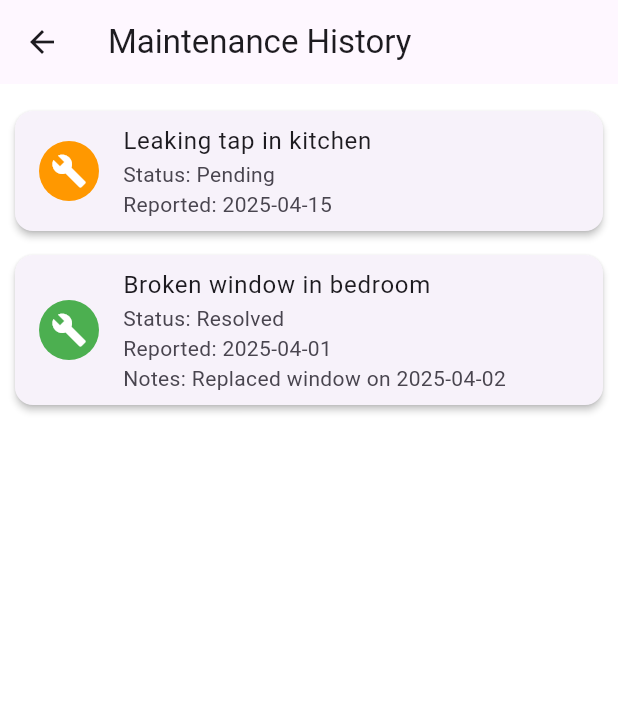
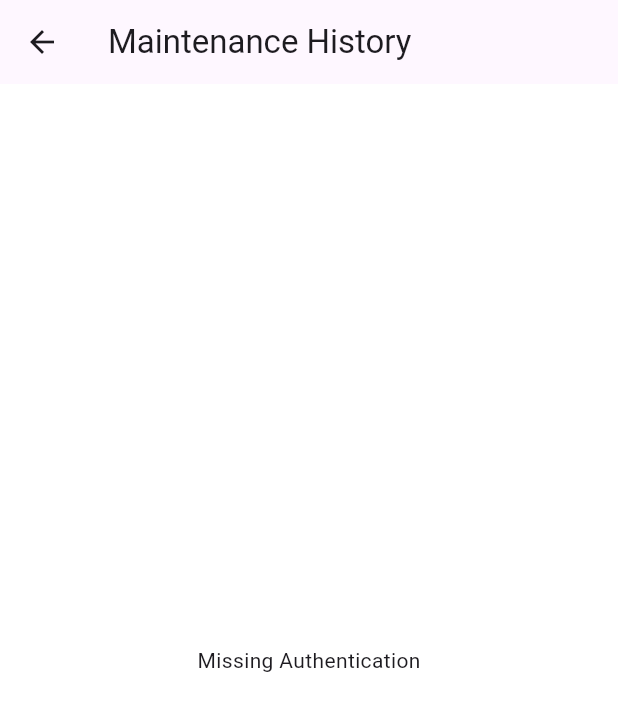
Before and after one commit to carlkiptoo/TenantApp, a Flutter app: the MaintenanceHistoryScreen screen opened directly, on a phone screen of 412 x 824 dp. Shown: the top 711 px of the screen. Run offline on Flutter 3.47's test engine with Material 3 defaults, Android fonts, the phone set to English and light mode, and no system bars; our stand-ins replace image_picker, shared_preferences; accounts and stored records are empty.

Commit message:
Intgrated maintenance request endpoint

```diff
--- a/lib/screens/maintenance_history_screen.dart
+++ b/lib/screens/maintenance_history_screen.dart
@@ -1,4 +1,9 @@
+import 'dart:convert';
+
 import 'package:flutter/material.dart';
+import 'package:http/http.dart' as http;
+import 'package:shared_preferences/shared_preferences.dart';
+import 'login_screen.dart';
 import 'request_detail_screen.dart';
 
 class MaintenanceHistoryScreen extends StatefulWidget {
@@ -10,25 +15,77 @@ class MaintenanceHistoryScreen extends StatefulWidget {
 }
 
 class _MaintenanceHistoryScreenState extends State<MaintenanceHistoryScreen> {
-  //Dummy data
-  List<Map<String, dynamic>> requests = [
-    {
-      'issue': 'Leaking tap in kitchen',
-      'status': 'Pending',
-      'dateReported': '2025-04-15',
-      'adminNotes': '',
-      'imagePath': null,
-    },
-    {
-      'issue': 'Broken window in bedroom',
-      'status': 'Resolved',
-      'dateReported': '2025-04-01',
-      'adminNotes': 'Replaced window on 2025-04-02',
-      'imagePath': null,
-    },
-  ];
+  List<dynamic> _requests = [];
+  bool _isLoading = true;
+  String? _errorMessage;
 
-  Color getStatusColor(String status) {
+  @override
+  void initState() {
+    super.initState();
+    _fetchMaintenanceRequests();
+  }
+
+  Future<void> _fetchMaintenanceRequests() async {
+    try {
+      final prefs = await SharedPreferences.getInstance();
+      final token = prefs.getString('token');
+      debugPrint('Token: $token');
+      final tenantId = prefs.getString('tenantId');
+
+      if (token == null || tenantId == null) {
+        setState(() {
+          _errorMessage = 'Missing Authentication';
+          _isLoading = false;
+        });
+        return;
+      }
+
+      final uri = Uri.parse('http://192.168.100.6:5000/api/maintenance/maintenance-requests');
+
+      final response = await http.get(uri, headers: {
+        'Authorization': 'Bearer $token',
+        'Content-type': 'application/json',
+      });
+
+      if (response.statusCode == 200) {
+        debugPrint('Response body: ${response.body}');
+
+        final Map<String, dynamic> responseData = jsonDecode(response.body);
+
+        final List<dynamic> data = responseData['requests'] ?? [];
+        setState(() {
+          _requests = data;
+          _isLoading = false;
+
+        });
+      } else {
+        setState(() {
+          _errorMessage = 'Failed to fetch data ${response.statusCode}';
+          _isLoading = false;
+        });
+      }
+
+      if (response.statusCode == 401 && response.body.contains('jwt expired')) {
+        setState(() {
+          _errorMessage = 'Session expired. Please log in again';
+          _isLoading = false;
+        });
+        Navigator.pushReplacement(
+          context,
+          MaterialPageRoute(
+              builder: (_) => const LoginScreen()
+          ),
+        );
+      }
+    } catch (error) {
+      setState(() {
+        _errorMessage = 'An error has occurred $error';
+        _isLoading = false;
+      });
+    }
+  }
+
+  Color getStatusColor(String? status) {
     switch (status) {
       case 'Resolved':
         return Colors.green;
@@ -41,18 +98,34 @@ class _MaintenanceHistoryScreenState extends State<MaintenanceHistoryScreen> {
     }
   }
 
+  String _formatDate(String dateString) {
+    try {
+      final DateTime date = DateTime.parse(dateString);
+      return "${date.year}-${date.month.toString().padLeft(2, '0')}-${date.day.toString().padLeft(2, '0')}";
+
+    } catch (error) {
+      return "Invalid date";
+    }
+  }
+
+
   @override
   Widget build(BuildContext context) {
     return Scaffold(
       appBar: AppBar(title: const Text('Maintenance History')),
-      body:
-          requests.isEmpty
+      body: _isLoading
+              ? const Center(child: CircularProgressIndicator())
+              : _errorMessage != null
+                ? Center(child: Text(_errorMessage!))
+                : _requests.isEmpty
               ? const Center(child: Text('No maintenance history available'))
-              : ListView.builder(
-                itemCount: requests.length,
+                : RefreshIndicator(
+                onRefresh: _fetchMaintenanceRequests,
+              child: ListView.builder(
+                itemCount: _requests.length,
                 padding: const EdgeInsets.all(10),
                 itemBuilder: (context, index) {
-                  final request = requests[index];
+                  final request = _requests[index];
                   return Card(
                     margin: const EdgeInsets.symmetric(vertical: 8),
                     elevation: 2,
@@ -64,18 +137,21 @@ class _MaintenanceHistoryScreenState extends State<MaintenanceHistoryScreen> {
                        );
                       },
                       leading: CircleAvatar(
-                        backgroundColor: getStatusColor(request['status']),
+                        backgroundColor: getStatusColor(request['status'] as String?),
                         child: Icon(Icons.build, color: Colors.white),
                       ),
-                      title: Text(request['issue']),
+                      title: Text(request['description']?.toString() ?? 'No description'),
                       subtitle: Column(
                         crossAxisAlignment: CrossAxisAlignment.start,
                         children: [
-                          Text('Status: ${request['status']}'),
-                          Text('Reported: ${request['dateReported']}'),
-                          if (request['adminNotes'] != null &&
-                              request['adminNotes']!.isNotEmpty)
-                            Text('Notes: ${request['adminNotes']}'),
+                          Text('Status: ${request['status']?.toString() ?? 'Unknown'}'),
+                          Text('Priority: ${request['priority'] ?? 'Unknown'}'),
+                          Text('Preferred date: ${request['preferredDate'] != null ? _formatDate(request['preferredDate']) : 'Unknown'}'),
+                          Text('Created: ${request['createdAt'] != null ? _formatDate(request['createdAt']) : 'Unknown'}')
+                          // if (request['adminNotes'] != null &&
+                          //     request['adminNotes'] is String &&
+                          //     request['adminNotes'].toString().isNotEmpty)
+                          //   Text('Notes: ${request['adminNotes']?.toString() ?? ''}'),
                         ],
                       ),
                       trailing:
@@ -86,6 +162,7 @@ class _MaintenanceHistoryScreenState extends State<MaintenanceHistoryScreen> {
                   );
                 },
               ),
+      ),
     );
   }
 }
```
Also changed, not shown: 1 other file.
